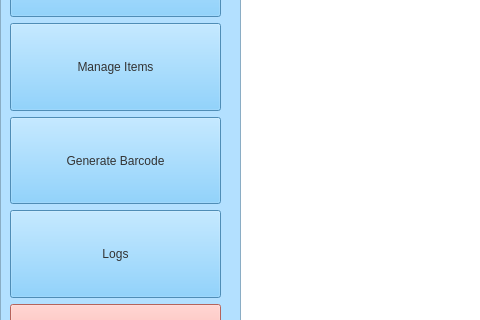
Qt form Ui/Management_Window.ui (Youki27/LNHS-Inventory-System) before a commit; both pictures show x 0 to 480 and y 150 to 470 of the 893 by 600 pixel window.
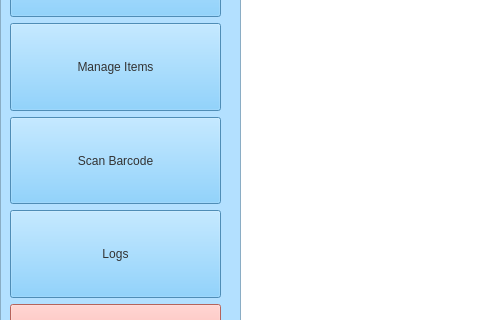
The same form after that commit. Icons and pictures are not drawn.

Commit message: Switched Generate to Scan

```diff
--- a/Ui/Management_Window.ui
+++ b/Ui/Management_Window.ui
@@ -893,7 +893,7 @@
          <string notr="true">background-color:#6EC6FF;</string>
         </property>
         <property name="text">
-         <string>Generate Barcode</string>
+         <string>Scan Barcode</string>
         </property>
        </widget>
       </item>
```
